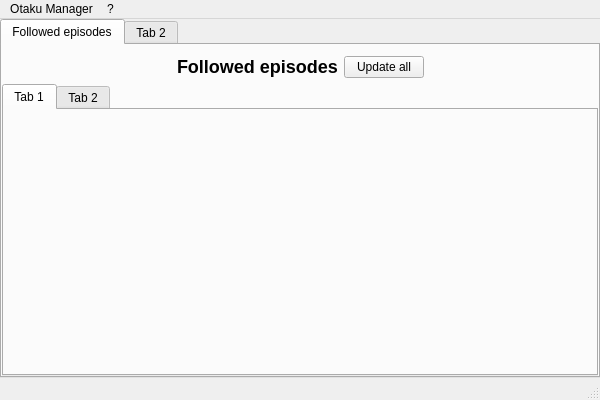
GhostWriterTNCS/OtakuManager, file OtakuManager/MainWindow.ui: the form before one commit.
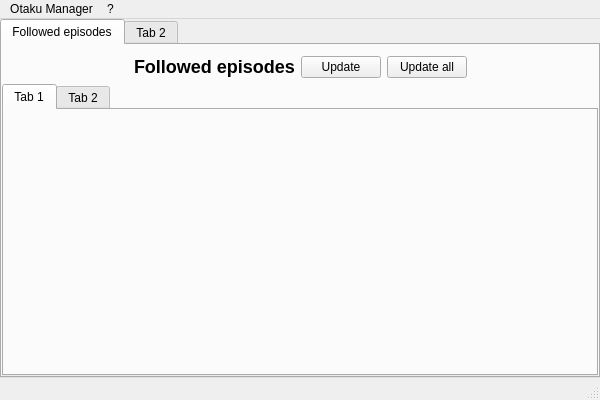
The form after the commit. Icons and pictures are not drawn.

```diff
--- a/OtakuManager/MainWindow.ui
+++ b/OtakuManager/MainWindow.ui
@@ -106,6 +106,13 @@
            <item>
             <widget class="QPushButton" name="updateButton">
              <property name="text">
+              <string>Update</string>
+             </property>
+            </widget>
+           </item>
+           <item>
+            <widget class="QPushButton" name="updateAllButton">
+             <property name="text">
               <string>Update all</string>
              </property>
             </widget>
```
